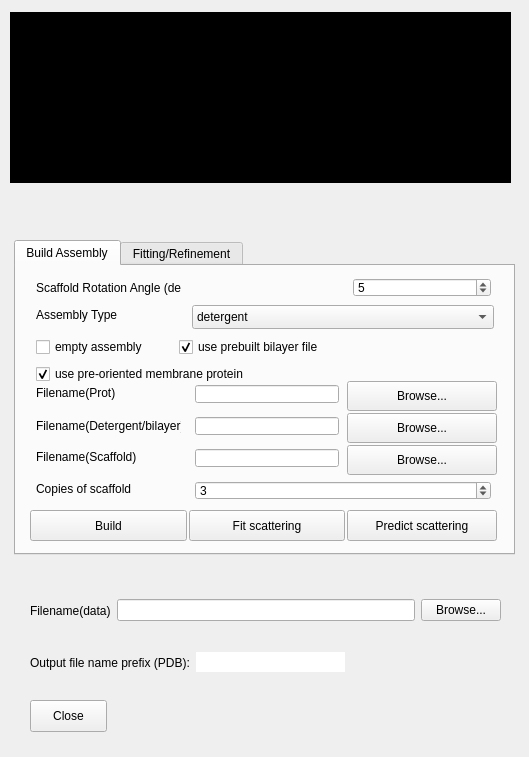
Qt form widgetMPbuilder.ui (emblsaxs/MPBuilder) before a commit.
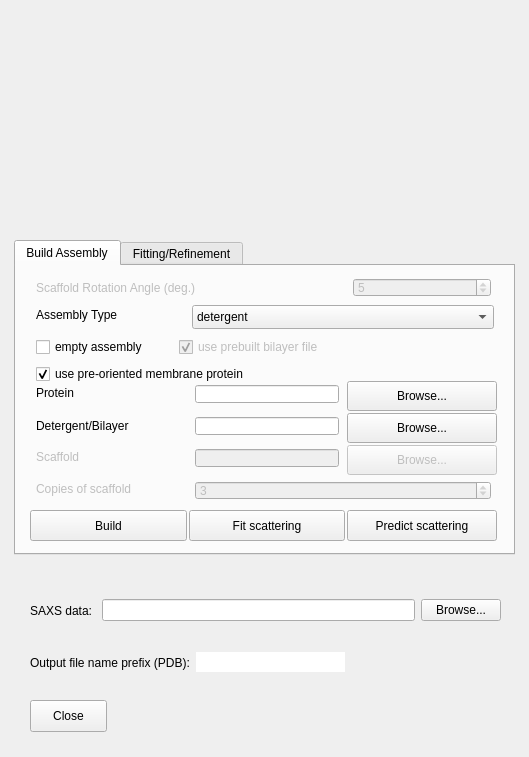
The same form after that commit. The open tabs and pages were chosen to show the change. Icons and pictures are not drawn.

Commit message: Labels renamed

Patch:
```diff
--- a/widgetMPbuilder.ui
+++ b/widgetMPbuilder.ui
@@ -13,7 +13,7 @@
   <property name="windowTitle">
    <string notr="true">PyMOL Membrane Builder Plugin</string>
   </property>
-  <widget class="QLabel" name="label">
+  <widget class="QLabel" name="icon">
    <property name="geometry">
     <rect>
      <x>10</x>
@@ -34,8 +34,11 @@
      <height>60</height>
     </size>
    </property>
+   <property name="autoFillBackground">
+    <bool>false</bool>
+   </property>
    <property name="styleSheet">
-    <string notr="true">background-color: #000;color:white; padding: 20px</string>
+    <string notr="true">border-image: url(:/icon2Pref/big_mpbuilder_ic2.png) 0 0 0 0 stretch stretch;</string>
    </property>
    <property name="text">
     <string notr="true"/>
@@ -51,6 +54,9 @@
    </property>
   </widget>
   <widget class="QTabWidget" name="Build">
+   <property name="enabled">
+    <bool>true</bool>
+   </property>
    <property name="geometry">
     <rect>
      <x>14</x>
@@ -60,7 +66,7 @@
     </rect>
    </property>
    <property name="currentIndex">
-    <number>1</number>
+    <number>0</number>
    </property>
    <widget class="QWidget" name="Build_2">
     <attribute name="title">
@@ -92,7 +98,7 @@
       </rect>
      </property>
      <property name="text">
-      <string notr="true">Filename(Prot)</string>
+      <string notr="true">Protein</string>
      </property>
     </widget>
     <widget class="QPushButton" name="button_crysol_predict">
@@ -131,6 +137,9 @@
      </property>
     </widget>
     <widget class="QDoubleSpinBox" name="input_rotAng">
+     <property name="enabled">
+      <bool>false</bool>
+     </property>
      <property name="geometry">
       <rect>
        <x>337</x>
@@ -147,6 +156,9 @@
      </property>
     </widget>
     <widget class="QLabel" name="filename_scaffold_label">
+     <property name="enabled">
+      <bool>false</bool>
+     </property>
      <property name="geometry">
       <rect>
        <x>20</x>
@@ -156,7 +168,7 @@
       </rect>
      </property>
      <property name="text">
-      <string notr="true">Filename(Scaffold)</string>
+      <string notr="true">Scaffold</string>
      </property>
     </widget>
     <widget class="QLineEdit" name="input_filename_prot">
@@ -199,6 +211,9 @@
      </property>
     </widget>
     <widget class="QLabel" name="copies_scaffold_label">
+     <property name="enabled">
+      <bool>false</bool>
+     </property>
      <property name="geometry">
       <rect>
        <x>20</x>
@@ -224,7 +239,7 @@
       </rect>
      </property>
      <property name="text">
-      <string notr="true">Filename(Detergent/bilayer)</string>
+      <string notr="true">Detergent/Bilayer</string>
      </property>
     </widget>
     <widget class="QPushButton" name="btn_browse_prot">
@@ -241,6 +256,9 @@
      </property>
     </widget>
     <widget class="QSpinBox" name="input_copies">
+     <property name="enabled">
+      <bool>false</bool>
+     </property>
      <property name="geometry">
       <rect>
        <x>179</x>
@@ -263,6 +281,9 @@
      </property>
     </widget>
     <widget class="QLineEdit" name="input_filename_scaffold">
+     <property name="enabled">
+      <bool>false</bool>
+     </property>
      <property name="geometry">
       <rect>
        <x>179</x>
@@ -276,11 +297,14 @@
      </property>
     </widget>
     <widget class="QLabel" name="label_2">
+     <property name="enabled">
+      <bool>false</bool>
+     </property>
      <property name="geometry">
       <rect>
        <x>20</x>
        <y>12</y>
-       <width>145</width>
+       <width>291</width>
        <height>19</height>
       </rect>
      </property>
@@ -289,6 +313,9 @@
      </property>
     </widget>
     <widget class="QPushButton" name="btn_browse_scaffold">
+     <property name="enabled">
+      <bool>false</bool>
+     </property>
      <property name="geometry">
       <rect>
        <x>331</x>
@@ -396,6 +423,9 @@
       </item>
       <item row="0" column="1">
        <widget class="QCheckBox" name="checkBox_prebuild_bilayer">
+        <property name="enabled">
+         <bool>false</bool>
+        </property>
         <property name="toolTip">
          <string>&lt;html&gt;&lt;head/&gt;&lt;body&gt;&lt;p&gt;Use a previously generated membrane bilayer, or leave unchecked to generate a new bilayer&lt;/p&gt;&lt;/body&gt;&lt;/html&gt;</string>
         </property>
@@ -530,6 +560,9 @@
      </property>
     </widget>
     <widget class="QLabel" name="number_scaffold_label">
+     <property name="enabled">
+      <bool>false</bool>
+     </property>
      <property name="geometry">
       <rect>
        <x>10</x>
@@ -614,9 +647,6 @@
      <property name="decimals">
       <number>0</number>
      </property>
-     <property name="minimum">
-      <double>-1000.000000000000000</double>
-     </property>
      <property name="maximum">
       <double>1000.000000000000000</double>
      </property>
@@ -644,6 +674,9 @@
      </property>
     </widget>
     <widget class="QDoubleSpinBox" name="input_scaffold_number_max">
+     <property name="enabled">
+      <bool>false</bool>
+     </property>
      <property name="geometry">
       <rect>
        <x>350</x>
@@ -656,13 +689,16 @@
       <number>0</number>
      </property>
      <property name="maximum">
-      <double>99.000000000000000</double>
+      <double>20.000000000000000</double>
      </property>
      <property name="value">
       <double>3.000000000000000</double>
      </property>
     </widget>
     <widget class="QDoubleSpinBox" name="input_scaffold_number_min">
+     <property name="enabled">
+      <bool>false</bool>
+     </property>
      <property name="geometry">
       <rect>
        <x>280</x>
@@ -685,6 +721,9 @@
      </property>
     </widget>
     <widget class="QDoubleSpinBox" name="input_scaffold_number_step">
+     <property name="enabled">
+      <bool>false</bool>
+     </property>
      <property name="geometry">
       <rect>
        <x>420</x>
@@ -697,7 +736,7 @@
       <number>0</number>
      </property>
      <property name="maximum">
-      <double>99.000000000000000</double>
+      <double>10.000000000000000</double>
      </property>
      <property name="value">
       <double>1.000000000000000</double>
@@ -766,7 +805,7 @@
     <item>
      <widget class="QLabel" name="label_13">
       <property name="text">
-       <string notr="true">Filename(data)</string>
+       <string notr="true">SAXS data: </string>
       </property>
      </widget>
     </item>
```
Left out of the diff: 2 changed lines with no effect on the pictures. The commit also changes 1 other file.
